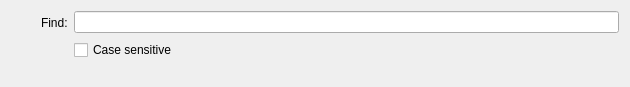
This is src/gui/SearchWidget.ui in danilovsergei/keepassx-gdrive as Qt 5 draws it before an edit. The edited form follows.
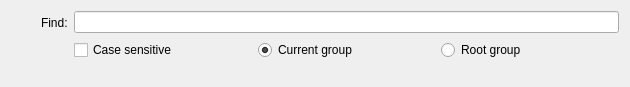
This is the edited form. Custom widgets are drawn as their Qt base class.

Commit message:
Option to search in current/root group.
Closes #24

Diff of the .ui file:
```diff
--- a/src/gui/SearchWidget.ui
+++ b/src/gui/SearchWidget.ui
@@ -36,11 +36,32 @@
     <widget class="LineEdit" name="searchEdit"/>
    </item>
    <item row="1" column="1">
+    <layout class="QHBoxLayout" name="horizontalLayout2">
+     <item>
     <widget class="QCheckBox" name="caseSensitiveCheckBox">
      <property name="text">
       <string>Case sensitive</string>
      </property>
     </widget>
+     </item>
+     <item>
+      <widget class="QRadioButton" name="searchCurrentRadioButton">
+       <property name="text">
+        <string>Current group</string>
+       </property>
+       <property name="checked">
+        <bool>true</bool>
+       </property>
+      </widget>
+     </item>
+     <item>
+      <widget class="QRadioButton" name="searchRootRadioButton">
+       <property name="text">
+        <string>Root group</string>
+       </property>
+      </widget>
+     </item>
+    </layout>
    </item>
   </layout>
  </widget>
```
Lines whose indentation alone changed are shown as unchanged. The commit also changes 1 other file.
